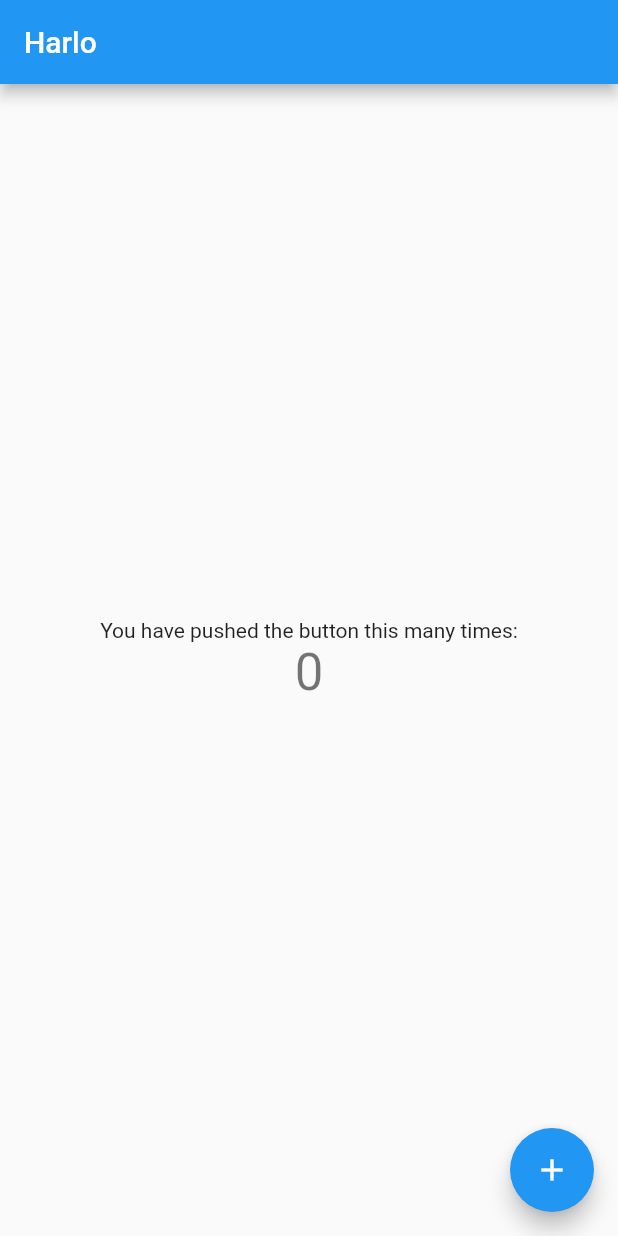
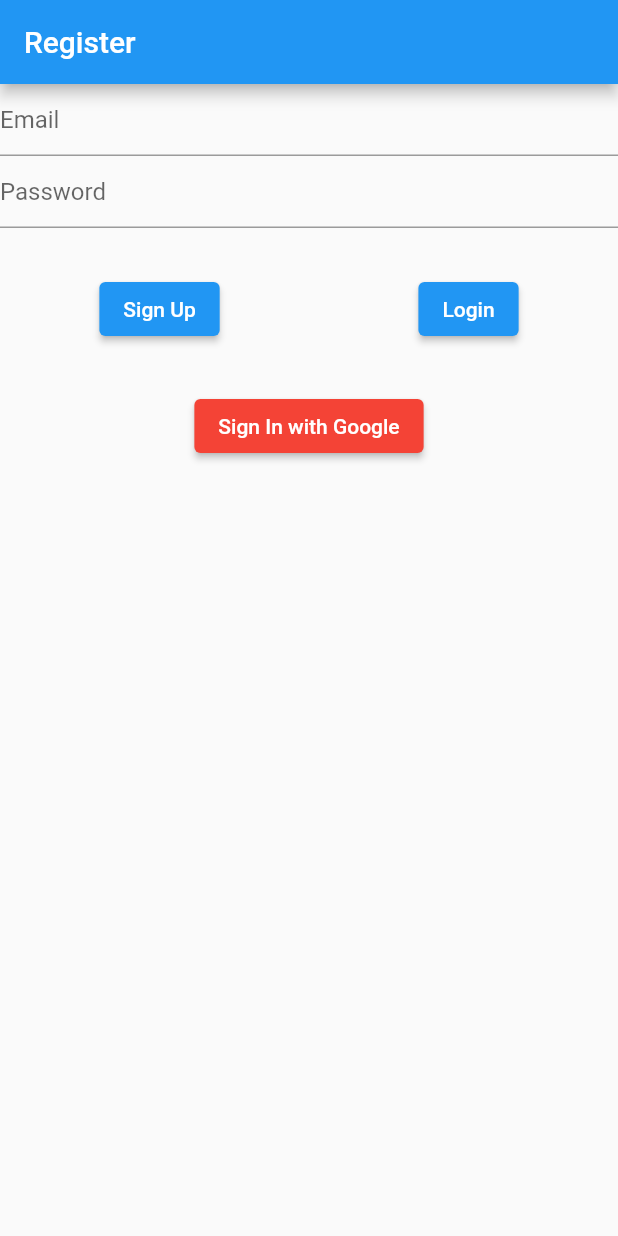
Before and after one commit to STAung07/communisafe, a Flutter app: the screen it shows after launch, on a phone screen of 412 x 824 dp. Run offline on Flutter 3.47's test engine with Material 2 defaults, Android fonts, the light colour scheme and no system bars; our stand-ins replace cloud_firestore, firebase_auth, firebase_core, get, google_sign_in; accounts and stored records are empty.

Commit message:
log in is working

```diff
--- a/lib/modules/home/views/home_view.dart
+++ /dev/null
@@ -1,77 +0,0 @@
-import 'package:flutter/material.dart';
-
-import 'package:get/get.dart';
-import '../controllers/home_controller.dart';
-
-class HomeView extends StatefulWidget {
-  const HomeView({Key? key}) : super(key: key);
-
-  // This widget is the home page of your application. It is stateful, meaning
-  // that it has a State object (defined below) that contains fields that affect
-  // how it looks.
-
-  // This class is the configuration for the state. It holds the values (in this
-  // case the title) provided by the parent (in this case the App widget) and
-  // used by the build method of the State. Fields in a Widget subclass are
-  // always marked "final".
-
-  @override
-  State<HomeView> createState() => _HomeViewState();
-}
-
-class _HomeViewState extends State<HomeView> {
-  final controller = Get.find<HomeController>();
-  @override
-  Widget build(BuildContext context) {
-    // This method is rerun every time setState is called, for instance as done
-    // by the _incrementCounter method above.
-    //
-    // The Flutter framework has been optimized to make rerunning build methods
-    // fast, so that you can just rebuild anything that needs updating rather
-    // than having to individually change instances of widgets.
-    return Scaffold(
-      appBar: AppBar(
-        // Here we take the value from the MyHomePage object that was created by
-        // the App.build method, and use it to set our appbar title.
-        title: const Text('Harlo'),
-      ),
-      body: Center(
-        // Center is a layout widget. It takes a single child and positions it
-        // in the middle of the parent.
-        child: Column(
-          // Column is also a layout widget. It takes a list of children and
-          // arranges them vertically. By default, it sizes itself to fit its
-          // children horizontally, and tries to be as tall as its parent.
-          //
-          // Invoke "debug painting" (press "p" in the console, choose the
-          // "Toggle Debug Paint" action from the Flutter Inspector in Android
-          // Studio, or the "Toggle Debug Paint" command in Visual Studio Code)
-          // to see the wireframe for each widget.
-          //
-          // Column has various properties to control how it sizes itself and
-          // how it positions its children. Here we use mainAxisAlignment to
-          // center the children vertically; the main axis here is the vertical
-          // axis because Columns are vertical (the cross axis would be
-          // horizontal).
-          mainAxisAlignment: MainAxisAlignment.center,
-          children: <Widget>[
-            const Text(
-              'You have pushed the button this many times:',
-            ),
-            Obx(
-              () => Text(
-                '${controller.count}',
-                style: Theme.of(context).textTheme.headline4,
-              ),
-            ),
-          ],
-        ),
-      ),
-      floatingActionButton: FloatingActionButton(
-        onPressed: () => controller.increment(),
-        tooltip: 'Increment',
-        child: const Icon(Icons.add),
-      ), // This trailing comma makes auto-formatting nicer for build methods.
-    );
-  }
-}
--- /dev/null
+++ b/lib/modules/log_in/views/log_in_view.dart
@@ -0,0 +1,70 @@
+import 'package:communisafe/constants/firebase_auth_constants.dart';
+import 'package:flutter/material.dart';
+
+import 'package:get/get.dart';
+import '../controllers/auth_controller.dart';
+
+class Register extends StatefulWidget {
+  const Register({Key? key}) : super(key: key);
+
+  @override
+  State<Register> createState() => _RegisterState();
+}
+
+class _RegisterState extends State<Register> {
+  final TextEditingController _emailController = TextEditingController();
+
+  final TextEditingController _passwordController = TextEditingController();
+
+  @override
+  Widget build(BuildContext context) {
+    return Scaffold(
+      appBar: AppBar(
+        title: const Text("Register"),
+      ),
+      body: Column(
+        children: [
+          TextField(
+            decoration: const InputDecoration(hintText: "Email"),
+            controller: _emailController,
+          ),
+          TextField(
+            decoration: const InputDecoration(hintText: "Password"),
+            controller: _passwordController,
+            obscureText: true,
+          ),
+          const SizedBox(height: 30),
+          Row(
+            mainAxisAlignment: MainAxisAlignment.spaceAround,
+            children: [
+              ElevatedButton(
+                onPressed: () async {
+                  authController.register(_emailController.text.trim(),
+                      _passwordController.text.trim());
+                },
+                child: const Text("Sign Up"),
+              ),
+              ElevatedButton(
+                onPressed: () async {
+                  authController.login(_emailController.text.trim(),
+                      _passwordController.text.trim());
+                },
+                child: const Text("Login"),
+              ),
+            ],
+          ),
+          const SizedBox(height: 30),
+          ElevatedButton(
+            style: ElevatedButton.styleFrom(
+              primary: Colors.red,
+            ),
+            onPressed: () {
+              authController.signInWithGoogle();
+            },
+            child: const Text("Sign In with Google"),
+          ),
+        ],
+      ),
+    );
+  }
+}
--- a/lib/routes/app_pages.dart
+++ b/lib/routes/app_pages.dart
@@ -1,7 +1,7 @@
 import 'package:get/get.dart';
 
-import '../modules/home/bindings/home_binding.dart';
-import '../modules/home/views/home_view.dart';
+import '../modules/log_in/bindings/log_in_binding.dart';
+import '../modules/log_in/views/log_in_view.dart';
 
 part 'app_routes.dart';
 
@@ -13,8 +13,8 @@ class AppPages {
   static final routes = [
     GetPage(
       name: _Paths.HOME,
-      page: () => const HomeView(),
-      binding: HomeBinding(),
+      page: () => const Register(),
+      binding: LogInBinding(),
     ),
   ];
 }
--- a/pubspec.yaml
+++ b/pubspec.yaml
@@ -35,6 +35,11 @@ dependencies:
   # The following adds the Cupertino Icons font to your application.
   # Use with the CupertinoIcons class for iOS style icons.
   cupertino_icons: ^1.0.2
+  firebase_core: ^1.19.1
+  firebase_auth: ^3.4.1
+  cloud_firestore: ^3.2.1
+  provider: ^6.0.3
+  google_sign_in: ^5.1.1
 
 dev_dependencies:
   flutter_test:
```
Also changed, not shown: lib/constants/firebase_auth_constants.dart (added, +12 -0 lines), lib/main.dart (+19 -2 lines), lib/modules/home/bindings/home_binding.dart (deleted, +0 -12 lines), lib/modules/home/controllers/home_controller.dart (deleted, +0 -24 lines), lib/modules/log_in/bindings/log_in_binding.dart (added, +12 -0 lines), lib/modules/log_in/controllers/auth_controller.dart (added, +96 -0 lines), flutter_01.png (added), lib/firebase_options.dart (added), pubspec.lock, 7 other files.
